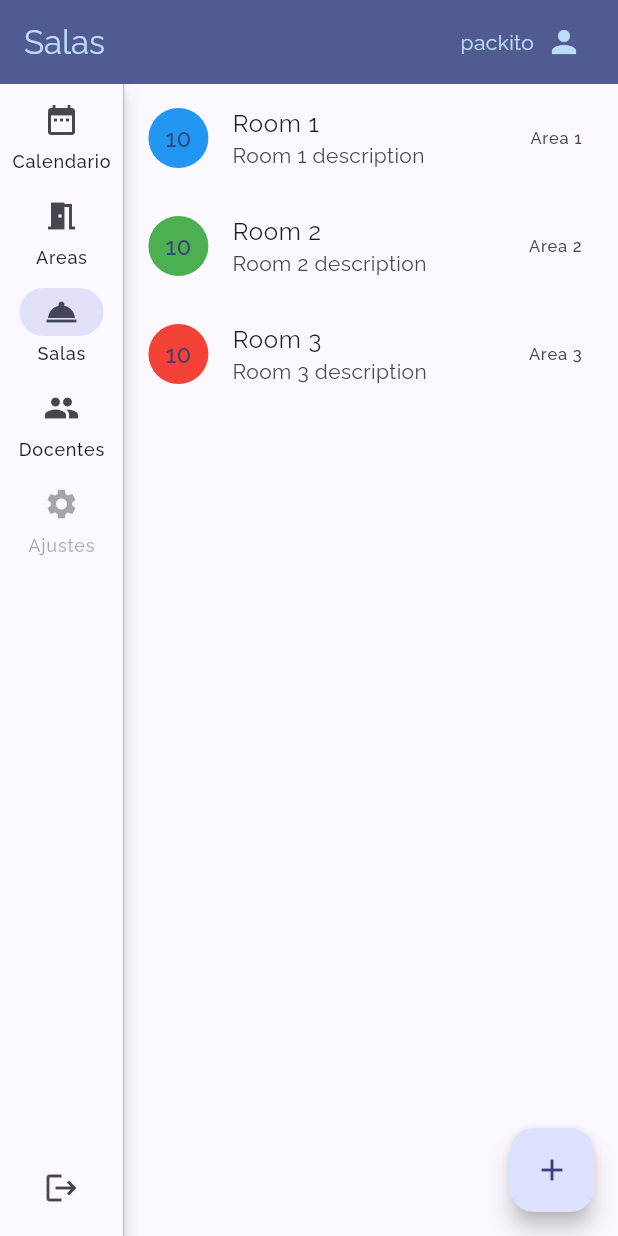
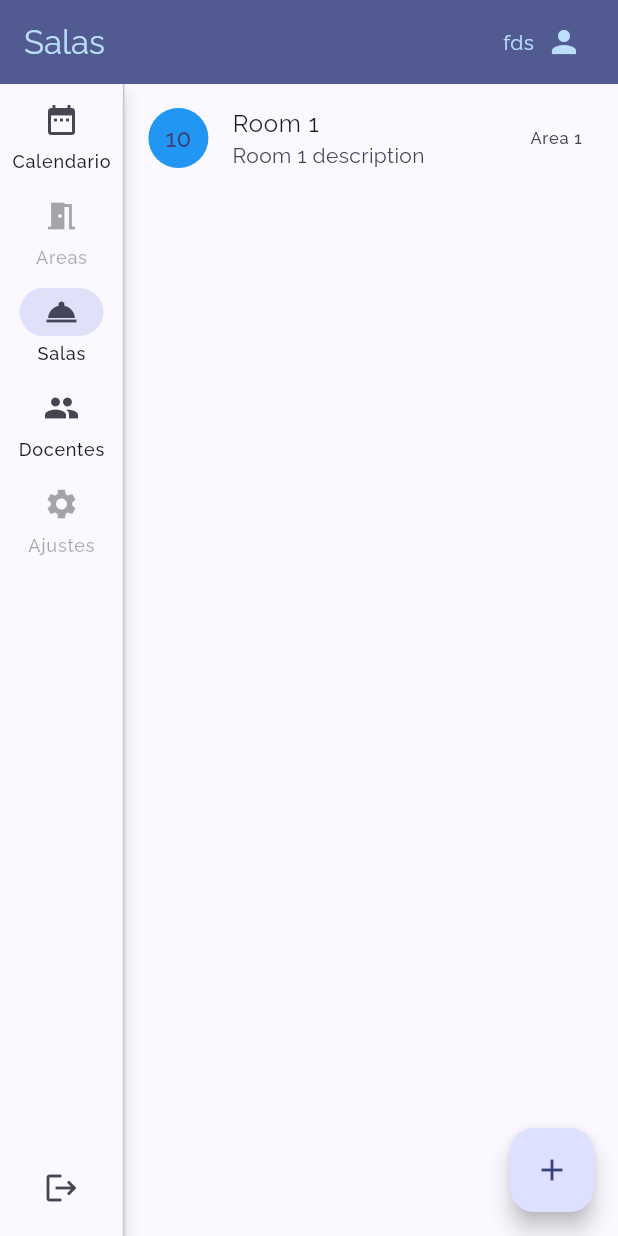
Before and after one commit to VarEros/room_manager, a Flutter app: the screen it shows after launch, after a tap on "Salas", on a phone screen of 412 x 824 dp. Run offline on Flutter 3.47's test engine with Material 3 defaults, Android fonts, the phone set to English and light mode, and no system bars; our stand-ins replace elegant_notification, flutter_login, google_fonts, syncfusion_flutter_calendar; missing offline and left inert: duration_picker, flutter_material_color_picker, syncfusion_localizations; accounts and stored records are empty.

Commit message:
rol added

```diff
--- a/lib/dialog/event_dialog.dart
+++ b/lib/dialog/event_dialog.dart
@@ -19,11 +19,13 @@ class _EventDialogState extends State<EventDialog> {
   final TextEditingController eventController = TextEditingController();
   Duration _duration = const Duration(hours: 1);
   late int selectedRoom;
+  late int selectedDocent;
   late Appointment newAppointment;
 
   @override
   void initState() {
     selectedRoom = widget.rooms.first.id;
+    selectedDocent = widget.docents.first.id;
     super.initState();
   }
 
@@ -55,7 +57,7 @@ class _EventDialogState extends State<EventDialog> {
           const SizedBox(height: 10),
           DropdownButton<int>(
             isExpanded: true,
-            value: null,
+            value: selectedDocent,
             items: widget.docents.map((docent) {
               return DropdownMenuItem(
                 value: docent.id,
@@ -63,7 +65,7 @@ class _EventDialogState extends State<EventDialog> {
               );
             }).toList(),
             onChanged: (int? newValue) {
-              // setState(() => selectedRoom = newValue!);
+              setState(() => selectedRoom = newValue!);
             },
           ),
           DurationPicker(
--- a/lib/main.dart
+++ b/lib/main.dart
@@ -1,6 +1,8 @@
 import 'package:flutter/material.dart';
 import 'package:flutter_localizations/flutter_localizations.dart';
 import 'package:google_fonts/google_fonts.dart';
+import 'package:room_manager/model/area.dart';
+import 'package:room_manager/model/user.dart';
 import 'package:room_manager/screen.dart';
 import 'package:room_manager/screen/login_screen.dart';
 import 'package:syncfusion_localizations/syncfusion_localizations.dart';
@@ -45,7 +47,7 @@ class _MainAppState extends State<MainApp> {
       ),
       theme: _theme,
       debugShowCheckedModeBanner: false,
-      home: const Screen(username: 'packito')
+      home: Screen(user: User(email: 'fds', area: Area(id: 1, name: 'Sistemas'))),
     );
   }
 }
--- /dev/null
+++ b/lib/model/user.dart
@@ -0,0 +1,11 @@
+import 'package:room_manager/model/area.dart';
+
+class User {
+  String email;
+  Area? area;
+
+  User({
+    required this.email,
+    this.area
+  });
+}
--- a/lib/screen.dart
+++ b/lib/screen.dart
@@ -3,6 +3,7 @@ import 'package:flutter/widgets.dart';
 import 'package:room_manager/dialog/docent_dialog.dart';
 // import 'package:room_manager/Utils.dart';
 import 'package:room_manager/model/area.dart';
+import 'package:room_manager/model/user.dart';
 import 'package:room_manager/screen/area_list_screen.dart';
 import 'package:room_manager/screen/calendar_screen.dart';
 import 'package:room_manager/screen/docent_list_screen.dart';
@@ -17,8 +18,8 @@ import 'package:room_manager/widget/area_select_dialog.dart';
 import 'package:room_manager/dialog/room_dialog.dart';
 
 class Screen extends StatefulWidget {
-  final String username;
-  const Screen({ super.key, required this.username });
+  final User user;
+  const Screen({ super.key, required this.user });
 
   @override
   State<Screen> createState() => _ScreenState();
@@ -27,7 +28,17 @@ class Screen extends StatefulWidget {
 class _ScreenState extends State<Screen> {
   int selectedIndex = 0;
   Area ?selectedArea;
+  bool isAdmin = true;
   Utils utils = Utils();
+
+  @override
+  void initState() {
+    if (widget.user.area != null) {
+      selectedArea = widget.user.area;
+      isAdmin = false;
+    }
+    super.initState();
+  }
 
   @override
   Widget build(BuildContext context) {
@@ -46,7 +57,7 @@ class _ScreenState extends State<Screen> {
                 padding: const EdgeInsets.symmetric(horizontal: 16.0),
                 child: Row(
                   children: [
-                    Text(widget.username),
+                    Text(widget.user.email),
                     const SizedBox(width: 8),
                     const Icon(Icons.person),
                   ],
@@ -64,25 +75,25 @@ class _ScreenState extends State<Screen> {
                 selectedIndex = index;
               });
             },
-            destinations: const <NavigationRailDestination>[
-              NavigationRailDestination(
+            destinations: <NavigationRailDestination>[
+              const NavigationRailDestination(
                 icon: Icon(Icons.date_range),
-                selectedIcon: Icon(Icons.date_range),
                 label: Text('Calendario'),
               ),
               NavigationRailDestination(
-                icon: Icon(Icons.meeting_room),
-                label: Text('Areas'),
+                disabled: !isAdmin,
+                icon: const Icon(Icons.meeting_room),
+                label: const Text('Areas'),
               ),
-              NavigationRailDestination(
+              const NavigationRailDestination(
                 icon: Icon(Icons.room_service),
                 label: Text('Salas')
               ),
-              NavigationRailDestination(
+              const NavigationRailDestination(
                 icon: Icon(Icons.people),
                 label: Text('Docentes')
               ),
-              NavigationRailDestination(
+              const NavigationRailDestination(
                 disabled: true,
                 icon: Icon(Icons.settings),
                 label: Text('Ajustes'),
@@ -118,7 +129,7 @@ class _ScreenState extends State<Screen> {
                   ],
                 ),
               const AreaListScreen(),
-              const RoomListScreen(),
+              RoomListScreen(areaId: isAdmin ? null : selectedArea!.id),
               const DocentListScreen()
             ][selectedIndex],
           ),
@@ -126,7 +137,7 @@ class _ScreenState extends State<Screen> {
       ),
       floatingActionButton:
       switch (selectedIndex) {
-        0 =>  selectedArea != null ? FloatingActionButton.extended(
+        0 =>  selectedArea != null && isAdmin ? FloatingActionButton.extended(
           onPressed: () => showAreaSelectDialog(),
           label: const Text('Cambiar Area'),
           icon: const Icon(Icons.meeting_room),
--- a/lib/screen/calendar_screen.dart
+++ b/lib/screen/calendar_screen.dart
@@ -1,4 +1,5 @@
 import 'package:flutter/material.dart';
+import 'package:room_manager/service/docent_service.dart';
 import 'package:room_manager/service/event_service.dart';
 import 'package:room_manager/service/room_service.dart';
 import 'package:room_manager/utils.dart';
@@ -16,15 +17,18 @@ class CalendarScreen extends StatefulWidget {
 class _CalendarScreenState extends State<CalendarScreen> {
   EventService eventService = EventService();
   RoomService roomService = RoomService();
+  DocentService docentService = DocentService();
   bool isLoading = true;
   final ValueNotifier<bool> isChangesNotifier = ValueNotifier<bool>(false);
 
   loadData() {
     isLoading = true;
     roomService.getRoomsByArea(widget.areaId).then((value) {
-      eventService.getEventsByAreaId(widget.areaId).then((value) {
-        eventService.getAppointments();
-        setState(() => isLoading = false);
+      docentService.getDocents().then((value) {
+        eventService.getEventsByAreaId(widget.areaId).then((value) {
+          eventService.getAppointments();
+          setState(() => isLoading = false);
+        });
       });
     });
   }
@@ -111,7 +115,7 @@ class _CalendarScreenState extends State<CalendarScreen> {
     showDialog(
       context: context,
       builder: (context) {
-        return EventDialog(selectedDate: selectedDate, rooms: roomService.rooms);
+        return EventDialog(selectedDate: selectedDate, rooms: roomService.rooms, docents: docentService.docents);
       },
     ).then((value) {
       if (value != null) {
--- a/lib/screen/login_screen.dart
+++ b/lib/screen/login_screen.dart
@@ -1,5 +1,7 @@
 import 'package:flutter/material.dart';
 import 'package:flutter_login/flutter_login.dart';
+import 'package:room_manager/model/area.dart';
+import 'package:room_manager/model/user.dart';
 import 'package:room_manager/screen.dart';
 
 class LoginScreen extends StatefulWidget {
@@ -10,13 +12,12 @@ class LoginScreen extends StatefulWidget {
 }
 
 class _LoginScreenState extends State<LoginScreen> {
-
-  String username = '';
+  late User user;
 
   Future<String?> _authUser(LoginData data) {
     print('Name: ${data.name}, Password: ${data.password}');
     return Future.delayed(const Duration(milliseconds: 3000), () {
-      username = data.name;
+      user = User(email: data.name, area: Area(id: 1, name: 'Sistemas'));
       return null;
     });
   }
@@ -36,7 +37,7 @@ class _LoginScreenState extends State<LoginScreen> {
       onSignup: null,
       onSubmitAnimationCompleted: () {
         Navigator.of(context).pushReplacement(MaterialPageRoute(
-          builder: (context) => Screen(username: username),
+          builder: (context) => Screen(user: user),
         ));
       },
       userValidator: defaultEmailValidator,
--- a/lib/screen/room_list_screen.dart
+++ b/lib/screen/room_list_screen.dart
@@ -3,7 +3,8 @@ import 'package:room_manager/service/room_service.dart';
 import 'package:room_manager/widget/room_elem_widget.dart';
 
 class RoomListScreen extends StatefulWidget {
-  const RoomListScreen({ super.key });
+  final int? areaId;
+  const RoomListScreen({ super.key, this.areaId });
 
   @override
   State<RoomListScreen> createState() => _RoomListScreenState();
@@ -15,9 +16,15 @@ class _RoomListScreenState extends State<RoomListScreen> {
 
   @override
   void initState() {
-    roomService.getRooms().then((value) {
-      if (mounted) setState(() => isLoading = false);
-    });
+    if (widget.areaId == null) {
+      roomService.getRooms().then((value) {
+        if (mounted) setState(() => isLoading = false);
+      });
+    } else {
+      roomService.getRoomsByArea(widget.areaId!).then((value) {
+        if (mounted) setState(() => isLoading = false);
+      });
+    }
     super.initState();
   }
 
```
Also changed, not shown: lib/service/user_service.dart (added).
